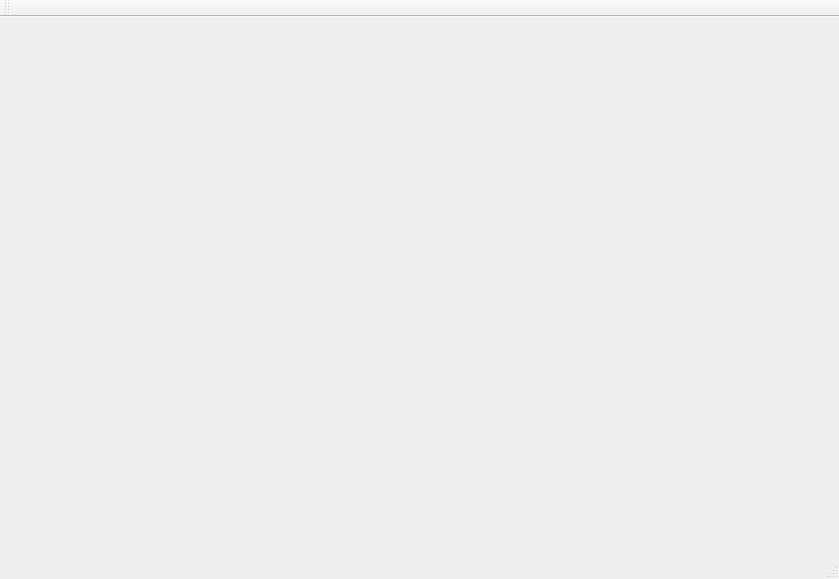
This is CMS/GuidoCMS/mainwindow.ui in GuidoLuo0521/Projects as Qt 5 draws it before an edit. The edited form follows.
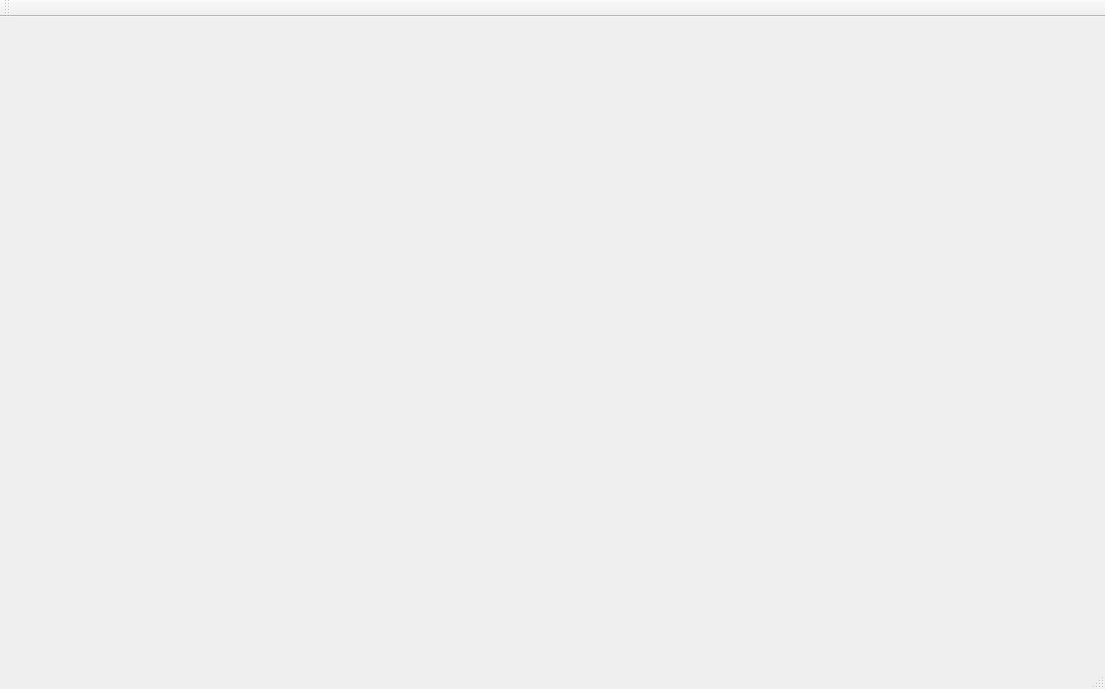
This is the edited form.

The edit to the form file:
```diff
--- a/CMS/GuidoCMS/mainwindow.ui
+++ b/CMS/GuidoCMS/mainwindow.ui
@@ -6,8 +6,8 @@
    <rect>
     <x>0</x>
     <y>0</y>
-    <width>839</width>
-    <height>579</height>
+    <width>1105</width>
+    <height>689</height>
    </rect>
   </property>
   <property name="windowTitle">
```
Left out of the diff: 2 changed lines with no effect on the pictures.
